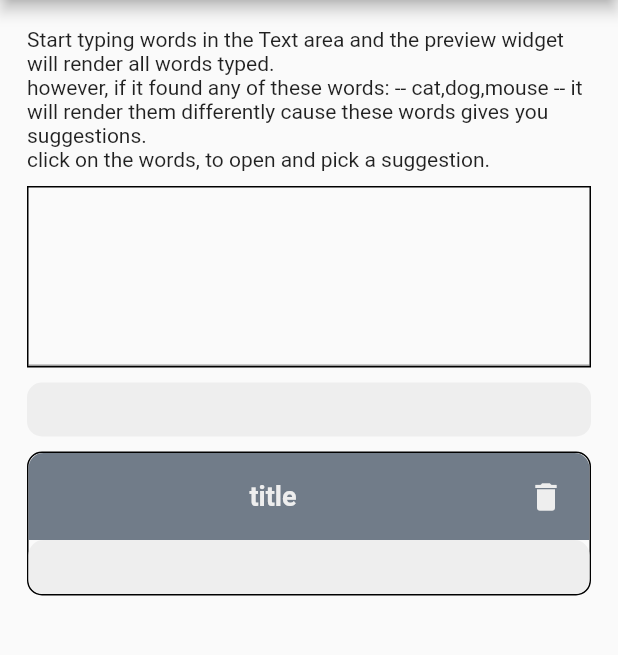
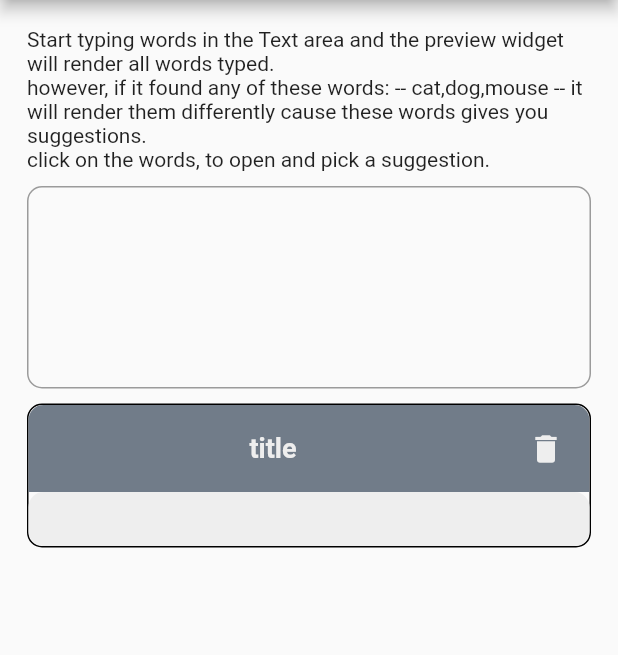
Before and after one commit to xEyad/interactive_text_flutter, a Flutter app: the screen it shows after launch, on a phone screen of 412 x 824 dp, the part 84-739 px from its top. Run offline on Flutter 3.47's test engine with Material 2 defaults, Android fonts, the phone set to English and light mode, and no system bars.

Commit message:
refactored everything to basic building units/widgets

```diff
--- a/lib/screens/homeScreen.dart
+++ b/lib/screens/homeScreen.dart
@@ -3,8 +3,8 @@
 import 'package:flutter/material.dart';
 import 'package:interactive_text/model/predictionItem.dart';
 import 'package:interactive_text/widgets/predicationMakerField.dart';
-import 'package:interactive_text/widgets/textwidget.dart';
 import 'package:url_launcher/url_launcher.dart';
+
 class HomeScreen extends StatefulWidget {
   HomeScreen({Key? key}) : super(key: key);
 
@@ -14,6 +14,7 @@ class HomeScreen extends StatefulWidget {
 
 class _HomeScreenState extends State<HomeScreen> {
 
+  final textCtrl = TextEditingController();
   final predictionList = [
   {
     "trigger" : "cat",
@@ -48,16 +49,30 @@ class _HomeScreenState extends State<HomeScreen> {
         padding: const EdgeInsets.all(18.0),
         child: Column(
           children: [
-            Text(
-"""Start typing words in the Text area and the preview widget will render all words typed.
-however, if it found any of these words: -- cat,dog,mouse -- it will render them differently cause these words gives you suggestions.
-click on the words, to open and pick a suggestion. """),
-            TextWidget(predictionList: predictionList),
+            instructions(),
             SizedBox(height: 10,),
-            PredictionMakerField()
+            textInput(),
+            SizedBox(height: 10,),
+            PredictionMakerField(textCtrl: textCtrl,predictionList: predictionList)
           ],
         )
       ),
     );
   }
+
+  Widget instructions() {
+    return Text(
+"""Start typing words in the Text area and the preview widget will render all words typed.
+however, if it found any of these words: -- cat,dog,mouse -- it will render them differently cause these words gives you suggestions.
+click on the words, to open and pick a suggestion. """);
+  }
+
+  Widget textInput()
+  {
+    return TextField(
+      decoration: InputDecoration(border: OutlineInputBorder(borderRadius: BorderRadius.circular(10))),
+      maxLines: 5,
+      controller: textCtrl,
+    );
+  }
 }
--- a/lib/widgets/predicationMakerField.dart
+++ b/lib/widgets/predicationMakerField.dart
@@ -3,8 +3,10 @@ import 'package:interactive_text/model/predictionItem.dart';
 import 'package:interactive_text/widgets/previewPrediction.dart';
 
 class PredictionMakerField extends StatefulWidget {
+  ///Sentence data will be read from that controller
+  final TextEditingController textCtrl;
   final List<PredictionItem> predictionList;
-  PredictionMakerField({Key? key,this.predictionList = const []}) : super(key: key);
+  PredictionMakerField({Key? key,this.predictionList = const [],required this.textCtrl}) : super(key: key);
 
   @override
   State<PredictionMakerField> createState() => _PredictionMakerFieldState();
@@ -53,7 +55,7 @@ class _PredictionMakerFieldState extends State<PredictionMakerField> {
 
   Widget previewArea()
   {
-    return PreviewPrediction(predictionList: [], sentenceCtrl: TextEditingController() ,);
+    return PreviewPrediction(predictionList: widget.predictionList, sentenceCtrl: widget.textCtrl ,);
   }
 
 }
--- a/lib/widgets/textwidget.dart
+++ /dev/null
@@ -1,37 +0,0 @@
-import 'package:flutter/material.dart';
-import 'package:interactive_text/model/predictionItem.dart';
-import 'package:interactive_text/widgets/predictionWord.dart';
-import 'package:interactive_text/widgets/previewPrediction.dart';
-
-class TextWidget extends StatelessWidget{
-  final List<PredictionItem> predictionList;
-  final textCtrl = TextEditingController();
-
-  TextWidget({this.predictionList = const []});
-
-  @override
-  Widget build(BuildContext context) {
-    return Column(
-      mainAxisAlignment: MainAxisAlignment.start,
-      children: [
-        SizedBox(height: 10),
-        textArea(),
-        SizedBox(height: 10),
-        PreviewPrediction(sentenceCtrl: textCtrl,predictionList: predictionList),
-      ],
-    );
-
-  }
-
-  Widget textArea()
-  {
-    return Container(
-      decoration: BoxDecoration(border: Border.all()),
-      child: TextField(
-        maxLines: 5,
-        controller: textCtrl,
-      ),
-    );
-  }
-
-}
```
